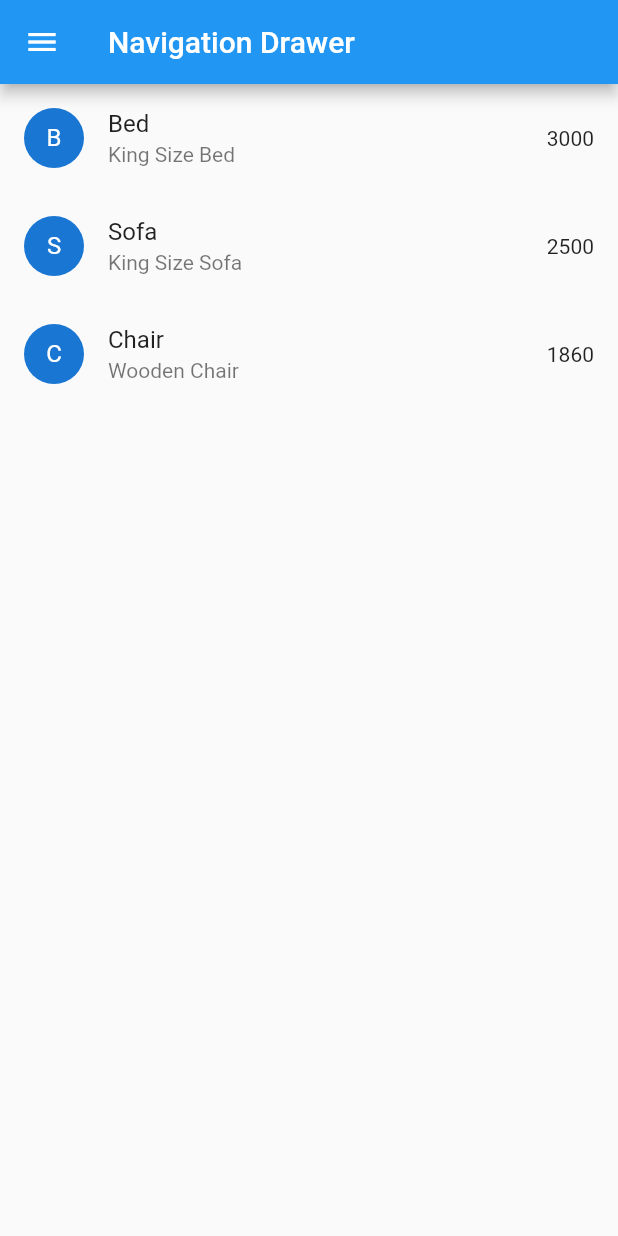
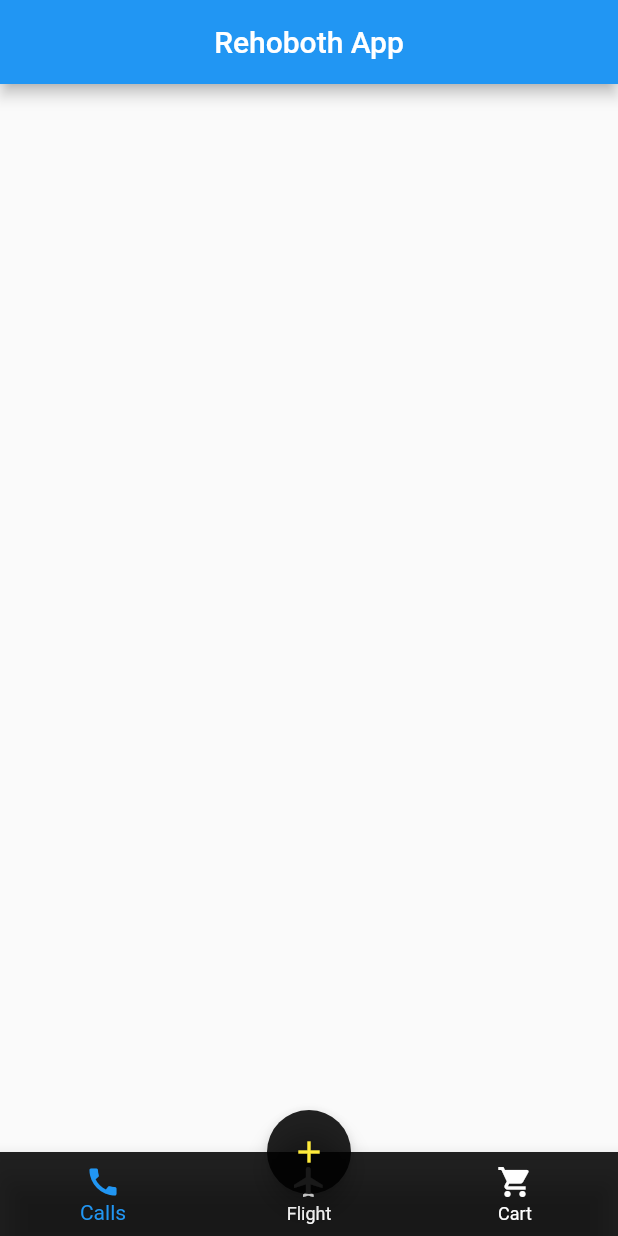
Before and after one commit to iyaselerehoboth/Coding-with-Tea-Flutter-Crash-Course, a Flutter app: the screen it shows after launch, on a phone screen of 412 x 824 dp. Run offline on Flutter 3.47's test engine with Material 2 defaults, Android fonts, the phone set to English and light mode, and no system bars; our stand-ins replace font_awesome_flutter.

Commit message:
Section 2.11: floating action button

```diff
--- a/lib/screens/Home.dart
+++ b/lib/screens/Home.dart
@@ -1,65 +1,48 @@
 import 'package:flutter/material.dart';
 
-class Home extends StatefulWidget {
+class Home extends StatelessWidget {
   const Home({Key? key}) : super(key: key);
-
-  @override
-  State<Home> createState() => _HomeState();
-}
-
-class _HomeState extends State<Home> {
-  List<String> products = ["Bed", "Sofa", "Chair"];
-
-  List<String> productDetails = [
-    "King Size Bed",
-    "King Size Sofa",
-    "Wooden Chair"
-  ];
-
-  List<int> price = [3000, 2500, 1860];
 
   @override
   Widget build(BuildContext context) {
     return Scaffold(
       appBar: AppBar(
-        title: const Text("Navigation Drawer"),
+        title: const Text("Rehoboth App"),
+        centerTitle: true,
       ),
-      drawer: Drawer(
-        child: ListView(
-          children: [
-            const UserAccountsDrawerHeader(
+      floatingActionButtonLocation: FloatingActionButtonLocation.centerDocked,
+      floatingActionButton: FloatingActionButton(
+        onPressed: (){},
+        backgroundColor: Colors.black87,
+        foregroundColor: Colors.yellow,
+        //mini: true,
+        /*elevation: 10.0,
+        shape: BeveledRectangleBorder(
+          borderRadius: BorderRadius.circular(20.0),
+          side: const BorderSide(color: Colors.blue, width: 2.0, style: BorderStyle.solid)
+        )*/
+        child: const Icon(Icons.add),
+      ),
+      bottomNavigationBar: BottomNavigationBar(
 
-              accountName: Text("Iyasele Rehoboth"),
-              accountEmail: Text("rehobothi@yahoo.com"),
-              currentAccountPicture: CircleAvatar(foregroundImage: AssetImage("images/KAY-2733.JPG"),),
-            ),
-            ListTile(leading: const Icon(Icons.home), title: const Text("Home"), onTap: (){},),
-            ListTile(leading: const Icon(Icons.shopping_cart), title: const Text("Shop"), onTap: (){},),
-            ListTile(leading: const Icon(Icons.favorite), title: const Text("Favorites"), onTap: (){},),
-            const Padding(
-              padding: EdgeInsets.all(14.0),
-              child: Text("Labels"),
-            ),
-            const Divider(),
-            ListTile(leading: const Icon(Icons.label), title: const Text("Red"), onTap: (){}),
-            ListTile(leading: const Icon(Icons.label), title: const Text("Green"), onTap: (){}),
-            ListTile(leading: const Icon(Icons.label), title: const Text("Blue"), onTap: (){}),
-          ],
-        ),
-      ),
-      body: ListView.builder(
-        itemCount: products.length,
-        itemBuilder: (context, index) {
-          return ListTile(
-            leading: CircleAvatar(
-              child: Text(products[index][0]),
-            ),
-            title: Text(products[index]),
-            subtitle: Text(productDetails[index]),
-            trailing: Text(price[index].toString()),
-          );
-        },
+        backgroundColor: Colors.black87,
+        unselectedItemColor: Colors.white,
+        items: const <BottomNavigationBarItem>[
+          BottomNavigationBarItem(
+            icon: Icon(Icons.call),
+            label: 'Calls',
+          ),
+          BottomNavigationBarItem(
+            icon: Icon(Icons.flight),
+            label: 'Flight',
+          ),
+          BottomNavigationBarItem(
+              icon: Icon(Icons.shopping_cart),
+              label: 'Cart'),
+        ],
+
       ),
     );
   }
+
 }
```
